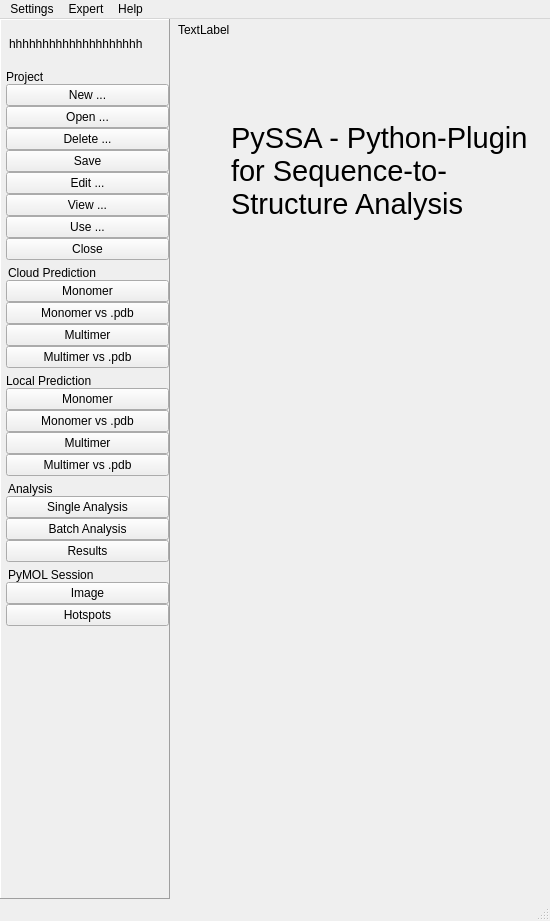
Above: pyssa/gui/ui/forms/mainWindow_alt.ui from urban233/PySSA before the change. Below: the same form after it.
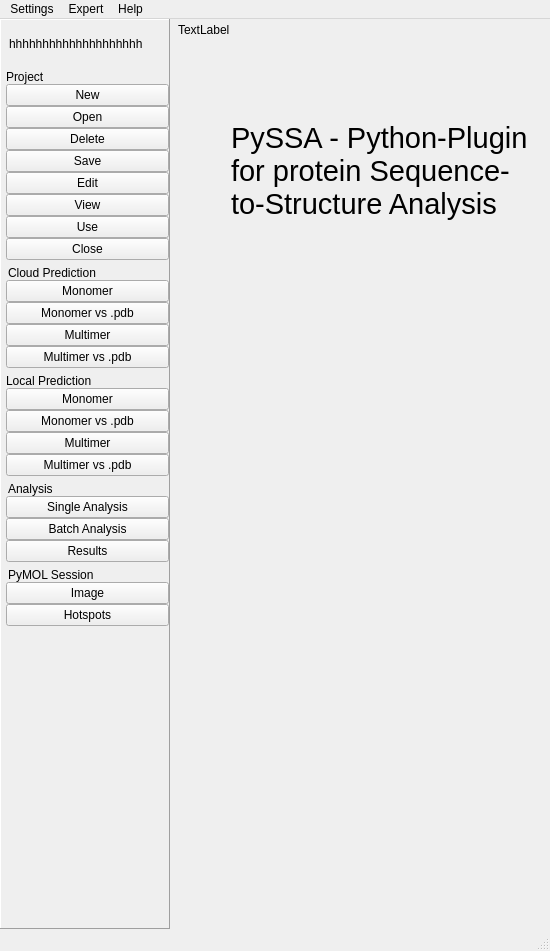
That is the form after the change. Icons and pictures are not drawn.

```diff
--- a/pyssa/gui/ui/forms/mainWindow_alt.ui
+++ b/pyssa/gui/ui/forms/mainWindow_alt.ui
@@ -7,7 +7,7 @@
     <x>0</x>
     <y>0</y>
     <width>550</width>
-    <height>921</height>
+    <height>951</height>
    </rect>
   </property>
   <property name="windowTitle">
@@ -183,7 +183,7 @@
                   <x>0</x>
                   <y>0</y>
                   <width>163</width>
-                  <height>827</height>
+                  <height>847</height>
                  </rect>
                 </property>
                 <layout class="QVBoxLayout" name="verticalLayout_64">
@@ -217,7 +217,7 @@
                       <enum>Qt::ClickFocus</enum>
                      </property>
                      <property name="text">
-                      <string>New ...</string>
+                      <string>New</string>
                      </property>
                     </widget>
                    </item>
@@ -227,7 +227,7 @@
                       <enum>Qt::ClickFocus</enum>
                      </property>
                      <property name="text">
-                      <string>Open ...</string>
+                      <string>Open</string>
                      </property>
                     </widget>
                    </item>
@@ -237,7 +237,7 @@
                       <enum>Qt::ClickFocus</enum>
                      </property>
                      <property name="text">
-                      <string>Delete ...</string>
+                      <string>Delete</string>
                      </property>
                     </widget>
                    </item>
@@ -251,21 +251,21 @@
                    <item>
                     <widget class="QPushButton" name="btn_edit_page">
                      <property name="text">
-                      <string>Edit ...</string>
+                      <string>Edit</string>
                      </property>
                     </widget>
                    </item>
                    <item>
                     <widget class="QPushButton" name="btn_view_page">
                      <property name="text">
-                      <string>View ...</string>
+                      <string>View</string>
                      </property>
                     </widget>
                    </item>
                    <item>
                     <widget class="QPushButton" name="btn_use_page">
                      <property name="text">
-                      <string>Use ...</string>
+                      <string>Use</string>
                      </property>
                     </widget>
                    </item>
@@ -710,7 +710,7 @@
                    </font>
                   </property>
                   <property name="text">
-                   <string>PySSA - Python-Plugin for Sequence-to-Structure Analysis</string>
+                   <string>PySSA - Python-Plugin for protein Sequence-to-Structure Analysis</string>
                   </property>
                   <property name="alignment">
                    <set>Qt::AlignLeading|Qt::AlignLeft|Qt::AlignVCenter</set>
```
Left out of the diff: 3 changed lines with no effect on the pictures.
